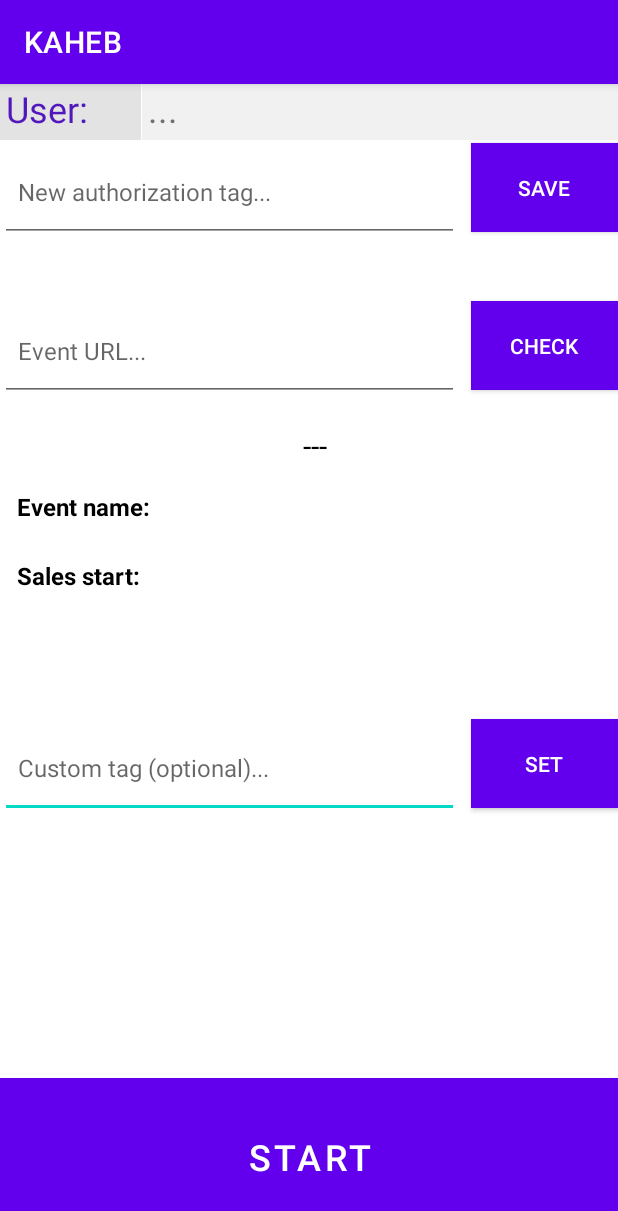
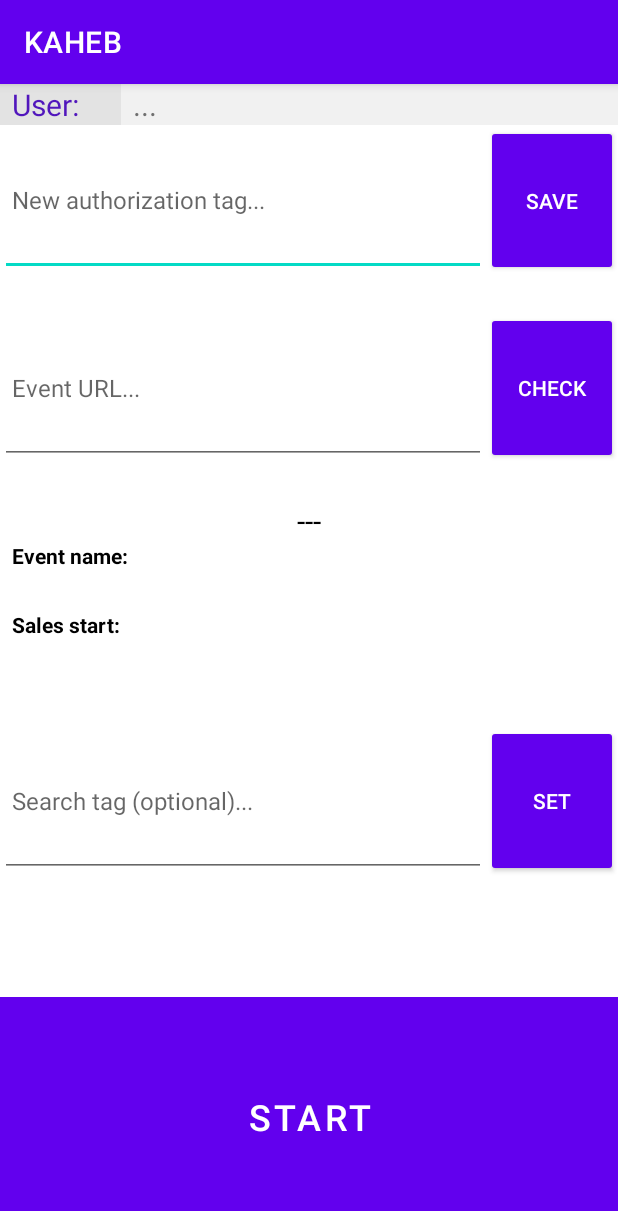
Before and after one commit to GFizzer/KAHEB, an Android app: the screen it shows after launch (MainActivity), on a phone screen of 412 x 824 dp. Shown: the top 1211 px of the screen. Run offline under Robolectric (Android 15) with nearby library versions, the phone set to English and light mode, and no system bars; libraries missing offline, so code that uses them is left out: io.ktor.serialization; network calls fail; 2 statements that could not run were skipped.

Commit message:
release build, scalable layout

```diff
--- a/dev/app/src/main/res/layout/activity_main.xml
+++ b/dev/app/src/main/res/layout/activity_main.xml
@@ -6,151 +6,123 @@
     android:layout_height="match_parent"
     tools:context=".MainActivity">
 
-    <EditText
-        android:id="@+id/searchTagField"
-        android:layout_width="306dp"
-        android:layout_height="66dp"
-        android:layout_marginTop="16dp"
-        android:ems="10"
-        android:hint="Custom tag (optional)..."
-        android:inputType="textUri"
-        android:paddingStart="12sp"
-        android:textSize="16sp"
-        app:layout_constraintStart_toStartOf="parent"
-        app:layout_constraintTop_toBottomOf="@+id/tableLayout" />
+    <TableLayout
+        android:layout_width="match_parent"
+        android:layout_height="match_parent">
 
-    <Button
-        android:id="@+id/searchTagButton"
-        style="@style/Widget.AppCompat.Button"
-        android:layout_width="98dp"
-        android:layout_height="59dp"
-        android:layout_marginTop="16dp"
-        android:background="#6835F1"
-        android:paddingTop="0sp"
-        android:paddingBottom="0sp"
-        android:text="Set"
-        android:textSize="14sp"
-        app:layout_constraintEnd_toEndOf="parent"
-        app:layout_constraintTop_toBottomOf="@+id/tableLayout" />
-
-    <TextView
-        android:id="@+id/userAuthInfoLabel2"
-        android:layout_width="94dp"
-        android:layout_height="37dp"
-        android:background="#E3E3E3"
-        android:paddingStart="4sp"
-        android:paddingEnd="8sp"
-        android:text="User:"
-        android:textAppearance="@style/TextAppearance.AppCompat.Body1"
-        android:textColor="#5116BC"
-        android:textSize="24sp" />
-
-    <EditText
-        android:id="@+id/eventUrlField"
-        android:layout_width="306dp"
-        android:layout_height="66dp"
-        android:layout_marginTop="40dp"
-        android:layout_marginEnd="8dp"
-        android:ems="10"
-        android:hint="Event URL..."
-        android:inputType="textUri"
-        android:paddingStart="12sp"
-        android:textSize="16sp"
-        app:layout_constraintEnd_toStartOf="@+id/checkEventUrlButton"
-        app:layout_constraintStart_toStartOf="parent"
-        app:layout_constraintTop_toBottomOf="@+id/updateAuthTagField" />
+        <TableRow
+            android:layout_width="match_parent"
+            android:layout_height="match_parent">
 
             <TextView
                 android:id="@+id/userAuthInfoLabel"
-        android:layout_width="94dp"
-        android:layout_height="37dp"
+                android:layout_width="0dp"
+                android:layout_height="match_parent"
+                android:layout_weight="1"
                 android:background="#E3E3E3"
-        android:paddingStart="4sp"
+                android:paddingStart="8sp"
                 android:paddingEnd="8sp"
                 android:text="User:"
+                android:textAlignment="viewStart"
                 android:textAppearance="@style/TextAppearance.AppCompat.Body1"
                 android:textColor="#5116BC"
-        android:textSize="24sp"
-        app:layout_constraintStart_toStartOf="parent"
-        app:layout_constraintTop_toTopOf="parent" />
+                android:textSize="20sp" />
 
             <TextView
                 android:id="@+id/authValidationResult"
-        android:layout_width="317dp"
-        android:layout_height="37dp"
-        android:layout_marginStart="8dp"
+                android:layout_width="match_parent"
+                android:layout_height="match_parent"
+                android:layout_weight="3"
                 android:background="#F1F1F1"
-        android:paddingStart="4sp"
+                android:paddingStart="8sp"
+                android:paddingEnd="8sp"
                 android:text="..."
                 android:textAlignment="textStart"
-        android:textSize="24sp"
-        app:layout_constraintEnd_toEndOf="parent"
-        app:layout_constraintHorizontal_bias="1.0"
-        app:layout_constraintStart_toEndOf="@+id/userAuthInfoLabel"
-        app:layout_constraintTop_toTopOf="parent" />
+                android:textSize="20sp" />
+        </TableRow>
+
+        <TableRow
+            android:layout_width="match_parent"
+            android:layout_height="match_parent"
+            android:layout_weight="1">
+
+            <EditText
+                android:id="@+id/updateAuthTagField"
+                android:layout_width="match_parent"
+                android:layout_height="match_parent"
+                android:layout_weight="1"
+                android:ems="10"
+                android:hint="New authorization tag..."
+                android:inputType="textUri"
+                android:paddingStart="8sp"
+                android:paddingEnd="8sp"
+                android:selectAllOnFocus="true"
+                android:textSize="16sp" />
 
             <Button
                 android:id="@+id/updateAuthTagButton"
                 style="@style/Widget.AppCompat.Button"
-        android:layout_width="98dp"
-        android:layout_height="59dp"
-        android:layout_marginTop="2dp"
-        android:background="#6835F1"
+                android:layout_width="match_parent"
+                android:layout_height="match_parent"
                 android:paddingTop="0sp"
                 android:paddingBottom="0sp"
                 android:text="Save"
-        android:textSize="14sp"
-        app:layout_constraintEnd_toEndOf="parent"
-        app:layout_constraintTop_toBottomOf="@+id/authValidationResult" />
+                android:textSize="14sp" />
+        </TableRow>
+
+        <TableRow
+            android:layout_width="match_parent"
+            android:layout_height="match_parent"
+            android:layout_marginTop="24sp"
+            android:layout_weight="1">
+
+            <EditText
+                android:id="@+id/eventUrlField"
+                android:layout_width="match_parent"
+                android:layout_height="match_parent"
+                android:layout_weight="1"
+                android:ems="10"
+                android:hint="Event URL..."
+                android:inputType="textUri"
+                android:paddingStart="8sp"
+                android:paddingEnd="8sp"
+                android:selectAllOnFocus="true"
+                android:textSize="16sp" />
 
             <Button
                 android:id="@+id/checkEventUrlButton"
                 style="@style/Widget.AppCompat.Button"
-        android:layout_width="98dp"
-        android:layout_height="59dp"
-        android:layout_marginTop="46dp"
-        android:background="#6835F1"
+                android:layout_width="match_parent"
+                android:layout_height="match_parent"
                 android:paddingTop="0sp"
                 android:paddingBottom="0sp"
                 android:text="Check"
-        android:textSize="14sp"
-        app:layout_constraintEnd_toEndOf="parent"
-        app:layout_constraintTop_toBottomOf="@+id/updateAuthTagButton" />
+                android:textSize="14sp" />
+        </TableRow>
 
-    <EditText
-        android:id="@+id/updateAuthTagField"
-        android:layout_width="306dp"
-        android:layout_height="66dp"
-        android:layout_marginTop="2dp"
-        android:layout_marginEnd="8dp"
-        android:ems="10"
-        android:hint="New authorization tag..."
-        android:inputType="textUri"
-        android:paddingStart="12sp"
-        android:textSize="16sp"
-        app:layout_constraintEnd_toStartOf="@+id/updateAuthTagButton"
-        app:layout_constraintStart_toStartOf="parent"
-        app:layout_constraintTop_toBottomOf="@+id/authValidationResult" />
+        <TableRow
+            android:layout_width="match_parent"
+            android:layout_height="wrap_content"
+            android:layout_marginTop="24sp"
+            android:layout_weight="1">
 
             <TableLayout
                 android:id="@+id/tableLayout"
-        android:layout_width="397dp"
-        android:layout_height="180dp"
-        android:layout_marginStart="8dp"
-        android:layout_marginTop="16dp"
-        app:layout_constraintEnd_toEndOf="parent"
-        app:layout_constraintStart_toStartOf="parent"
-        app:layout_constraintTop_toBottomOf="@+id/eventUrlField">
+                android:layout_width="match_parent"
+                android:layout_height="match_parent"
+                android:layout_weight="1">
 
                 <TableRow
                     android:layout_width="match_parent"
-            android:layout_height="39dp">
+                    android:layout_height="wrap_content">
 
                     <TextView
                         android:id="@+id/eventCheckResult"
-                android:layout_width="397dp"
-                android:layout_height="match_parent"
-                android:paddingBottom="16sp"
+                        android:layout_width="match_parent"
+                        android:layout_height="wrap_content"
+                        android:layout_weight="1"
+                        android:paddingStart="8sp"
+                        android:paddingEnd="8sp"
                         android:text="---"
                         android:textAlignment="center"
                         android:textColor="#000000"
@@ -159,24 +131,104 @@
 
                 <TableRow
                     android:layout_width="match_parent"
-            android:layout_height="match_parent"
-            android:paddingBottom="24sp">
+                    android:layout_height="wrap_content">
 
                     <TextView
                         android:id="@+id/eventNameInfoLabel"
                         android:layout_width="0dp"
-                android:layout_height="wrap_content"
+                        android:layout_height="match_parent"
                         android:layout_weight="1"
+                        android:paddingStart="8sp"
+                        android:paddingEnd="8sp"
                         android:text="Event name:"
                         android:textColor="#000000"
-                android:textSize="16sp"
+                        android:textSize="14sp"
                         android:textStyle="bold" />
 
                     <TextView
                         android:id="@+id/eventNameDisplay"
                         android:layout_width="0dp"
+                        android:layout_height="match_parent"
+                        android:layout_weight="3"
+                        android:paddingStart="2sp"
+                        android:paddingEnd="8sp"
+                        android:textColor="#000000"
+                        android:textSize="16sp" />
+                </TableRow>
+
+                <TableRow
+                    android:layout_width="match_parent"
                     android:layout_height="wrap_content"
+                    android:layout_marginTop="24sp">
+
+                    <TextView
+                        android:id="@+id/salesStartInfoLabel"
+                        android:layout_width="0dp"
+                        android:layout_height="match_parent"
+                        android:layout_weight="1"
+                        android:paddingStart="8sp"
+                        android:paddingEnd="8sp"
+                        android:text="Sales start:"
+                        android:textColor="#000000"
+                        android:textSize="14sp"
+                        android:textStyle="bold" />
+
+                    <TextView
+                        android:id="@+id/salesStartDisplay"
+                        android:layout_width="0dp"
+                        android:layout_height="match_parent"
                         android:layout_weight="3"
+                        android:paddingStart="2sp"
+                        android:paddingEnd="8sp"
+                        android:textColor="#000000"
+                        android:textSize="16sp" />
+                </TableRow>
+
+            </TableLayout>
+
+        </TableRow>
+
+        <TableRow
+            android:layout_width="match_parent"
+            android:layout_height="match_parent"
+            android:layout_marginTop="1sp"
+            android:layout_weight="1">
+
+            <EditText
+                android:id="@+id/searchTagField"
+                android:layout_width="match_parent"
+                android:layout_height="match_parent"
+                android:layout_weight="1"
+                android:ems="10"
+                android:hint="Search tag (optional)..."
+                android:inputType="textUri"
+                android:paddingStart="8sp"
+                android:paddingEnd="8sp"
+                android:textSize="16sp" />
+
+            <Button
+                android:id="@+id/searchTagButton"
+                style="@style/Widget.AppCompat.Button"
+                android:layout_width="match_parent"
+                android:layout_height="match_parent"
+                android:paddingTop="0sp"
+                android:paddingBottom="0sp"
+                android:text="Set"
+                android:textSize="14sp" />
+        </TableRow>
+
+        <TableRow
+            android:layout_width="match_parent"
+            android:layout_height="match_parent">
+
+            <TextView
+                android:id="@+id/searchTagInfo"
+                android:layout_width="match_parent"
+                android:layout_height="match_parent"
+                android:layout_weight="1"
+                android:paddingStart="8sp"
+                android:paddingEnd="8sp"
+                android:textAlignment="textEnd"
                 android:textColor="#000000"
                 android:textSize="16sp" />
         </TableRow>
@@ -186,59 +238,34 @@
             android:layout_height="match_parent">
 
             <TextView
-                android:id="@+id/salesStartInfoLabel"
-                android:layout_width="0dp"
-                android:layout_height="wrap_content"
+                android:id="@+id/progressStatusInfo"
+                android:layout_width="match_parent"
+                android:layout_height="match_parent"
+                android:layout_marginTop="36sp"
                 android:layout_weight="1"
-                android:text="Sales start:"
-                android:textColor="#000000"
-                android:textSize="16sp"
-                android:textStyle="bold" />
-
-            <TextView
-                android:id="@+id/salesStartDisplay"
-                android:layout_width="0dp"
-                android:layout_height="wrap_content"
-                android:layout_weight="3"
+                android:paddingStart="8sp"
+                android:paddingEnd="8sp"
+                android:textAlignment="center"
                 android:textColor="#000000"
                 android:textSize="16sp" />
+
+        </TableRow>
+
+        <TableRow
+            android:layout_width="match_parent"
+            android:layout_height="match_parent"
+            android:layout_weight="2">
+
+            <Button
+                android:id="@+id/startButton"
+                android:layout_width="match_parent"
+                android:layout_height="match_parent"
+                android:layout_weight="1"
+                android:background="#6835F1"
+                android:text="Start"
+                android:textSize="24sp" />
         </TableRow>
 
     </TableLayout>
 
-    <Button
-        android:id="@+id/startButton"
-        android:layout_width="412dp"
-        android:layout_height="105dp"
-        android:background="#6835F1"
-        android:text="Start"
-        android:textSize="24sp"
-        app:layout_constraintBottom_toBottomOf="parent"
-        app:layout_constraintEnd_toEndOf="parent"
-        app:layout_constraintHorizontal_bias="0.0"
-        app:layout_constraintStart_toStartOf="parent" />
-
-    <TextView
-        android:id="@+id/progressStatusInfo"
-        android:layout_width="311dp"
-        android:layout_height="47dp"
-        android:layout_marginBottom="8dp"
-        android:textAlignment="center"
-        android:textColor="#000000"
-        android:textSize="16sp"
-        app:layout_constraintBottom_toTopOf="@+id/startButton"
-        app:layout_constraintEnd_toEndOf="parent"
-        app:layout_constraintStart_toStartOf="parent" />
-
-    <TextView
-        android:id="@+id/searchTagInfo"
-        android:layout_width="97dp"
-        android:layout_height="33dp"
-        android:layout_marginTop="8dp"
-        android:textAlignment="center"
-        android:textColor="#000000"
-        android:textSize="16sp"
-        app:layout_constraintEnd_toEndOf="parent"
-        app:layout_constraintTop_toBottomOf="@+id/searchTagButton" />
-
 </androidx.constraintlayout.widget.ConstraintLayout>
```
Also changed, not shown: 3 other files. Lines whose indentation alone changed are shown as unchanged.
